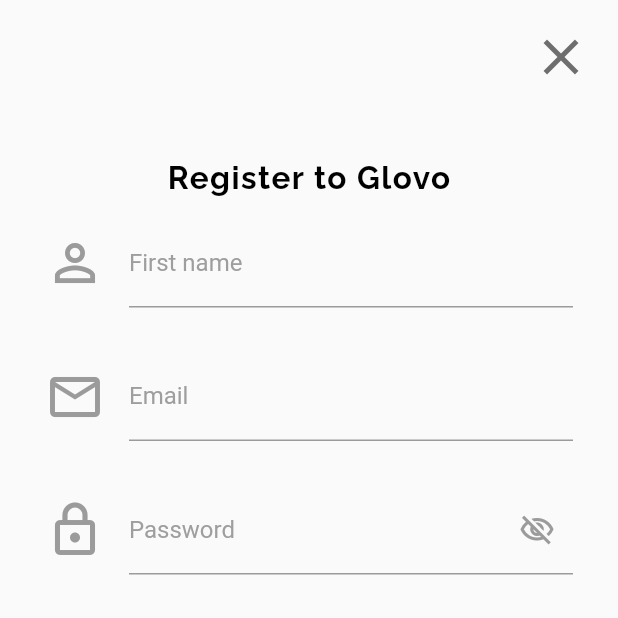
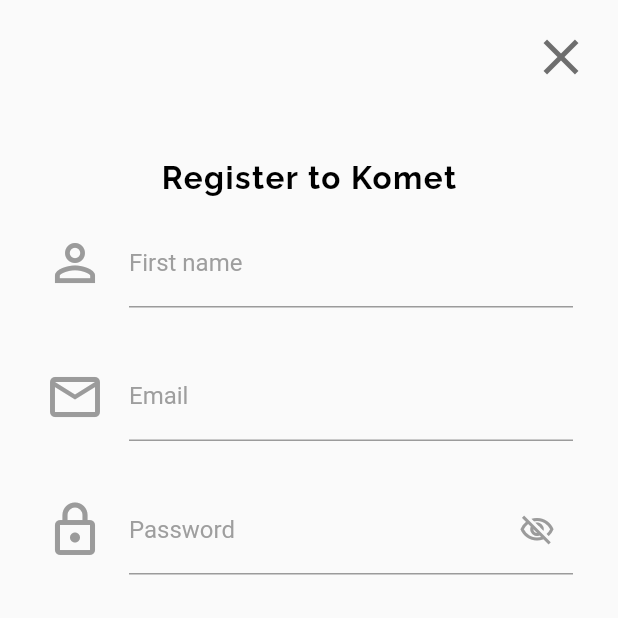
Before and after one commit to UB-ES-2020-F/Glovo, a Flutter app: the SignUpPage screen opened by its route, on a phone screen of 412 x 824 dp, the top half of it. Run offline on Flutter 3.47's test engine with Material 2 defaults, Android fonts, the light colour scheme and no system bars; our stand-ins replace email_validator, google_fonts.

Commit message:
Rename Glovo for Komet

```diff
--- a/frontend/customerapp/lib/main.dart
+++ b/frontend/customerapp/lib/main.dart
@@ -4,7 +4,7 @@
 import 'package:customerapp/screens/anon_root.dart';
 import 'package:customerapp/screens/signIn/signin_page.dart';
 import 'package:customerapp/screens/signUp/signup_page.dart';
-import 'package:customerapp/styles/Glovo.dart';
+import 'package:customerapp/styles/Komet.dart';
 import 'package:flutter/material.dart';
 import 'package:provider/provider.dart';
 
--- a/frontend/customerapp/lib/screens/signIn/signin_form.dart
+++ b/frontend/customerapp/lib/screens/signIn/signin_form.dart
@@ -16,8 +16,8 @@
       Center(
           child: Container(
         child: Text(
-          'Login to Glovo',
-          style: registerToGlovoTextStyle,
+          'Login to Komet',
+          style: registerToKometTextStyle,
         ),
       )),
       SignInForm(),
@@ -28,7 +28,7 @@
                 mainAxisAlignment: MainAxisAlignment.center,
                 children: [
                   Text(
-                    "New to Glovo? ",
+                    "New to Komet? ",
                     style: TextStyle(color: Color(0xFF9B9B9B)),
                   ),
                   TextLink('Sign up', (context) {
--- a/frontend/customerapp/lib/screens/signUp/signup_form.dart
+++ b/frontend/customerapp/lib/screens/signUp/signup_form.dart
@@ -18,8 +18,8 @@
           Center(
               child: Container(
             child: Text(
-              'Register to Glovo',
-              style: registerToGlovoTextStyle,
+              'Register to Komet',
+              style: registerToKometTextStyle,
             ),
           )),
           Center(
--- a/frontend/customerapp/lib/styles/signup.dart
+++ b/frontend/customerapp/lib/styles/signup.dart
@@ -68,7 +68,7 @@
   color: Color(0xFF528A84),
 );
 
-final registerToGlovoTextStyle = GoogleFonts.raleway(
+final registerToKometTextStyle = GoogleFonts.raleway(
     color: Colors.black,
     fontSize: 21,
     fontWeight: FontWeight.w700,
```
Also changed, not shown: frontend/customerapp/lib/styles/Komet.dart (renamed from frontend/customerapp/lib/styles/Glovo.dart).
